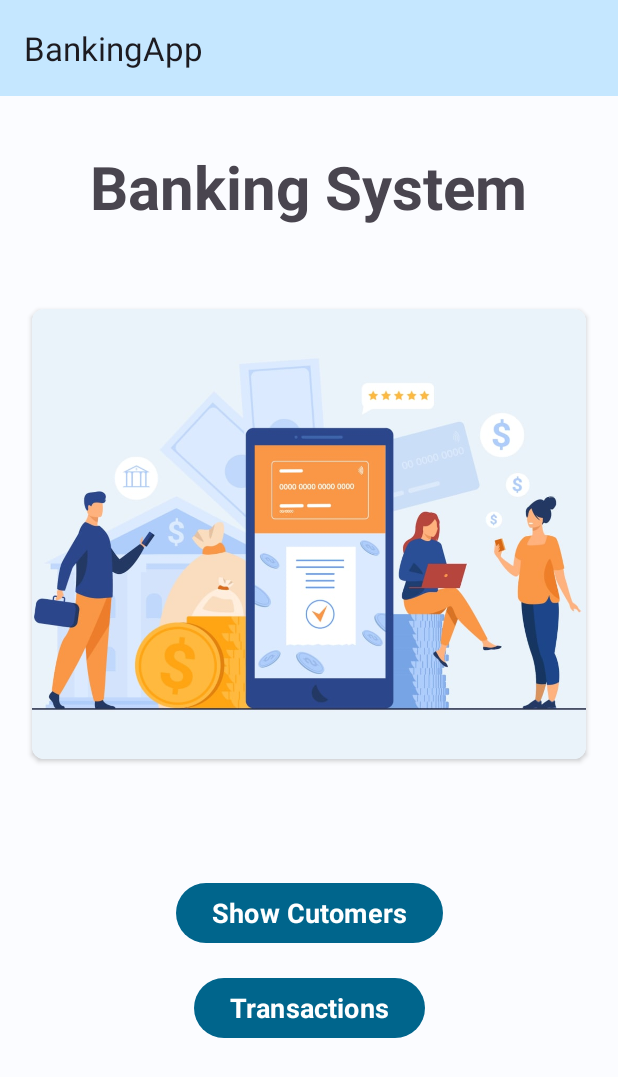
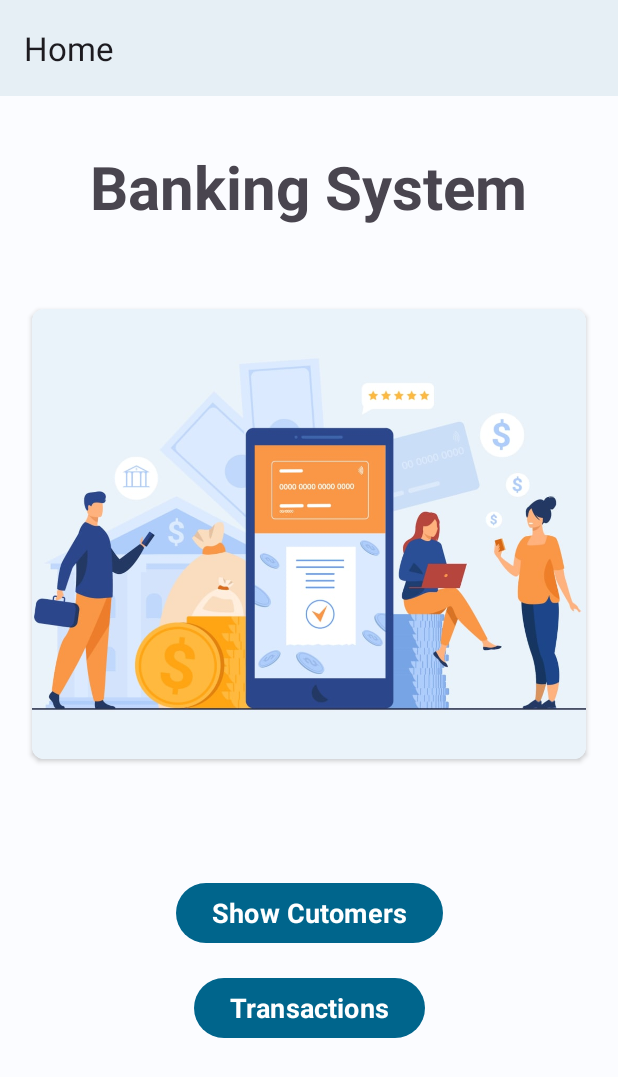
Before and after one commit to AstroAnasTariq/BankingApp, an Android app: the screen it shows after launch (MainActivity), on a phone screen of 412 x 824 dp. Shown: the top 1077 px of the screen. Run offline under Robolectric (Android 15) with nearby library versions, the light colour scheme and no system bars; our stand-ins replace navigation-ui; Roboto replaces fonts that are not available here.

Commit message:
Fixed AppBar

```diff
--- a/app/src/main/java/com/astroanastariq/bankingapp/ui/MainActivity.kt
+++ b/app/src/main/java/com/astroanastariq/bankingapp/ui/MainActivity.kt
@@ -1,8 +1,12 @@
 package com.astroanastariq.bankingapp.ui
 
 import android.os.Bundle
+import androidx.appcompat.app.ActionBar
 import androidx.appcompat.app.AppCompatActivity
+import androidx.navigation.findNavController
 import androidx.navigation.fragment.NavHostFragment
+import androidx.navigation.ui.AppBarConfiguration
+import androidx.navigation.ui.setupActionBarWithNavController
 import com.astroanastariq.bankingapp.databinding.ActivityMainBinding
 
 class MainActivity : AppCompatActivity() {
@@ -12,15 +16,22 @@ class MainActivity : AppCompatActivity() {
         super.onCreate(savedInstanceState)
         val binding = ActivityMainBinding.inflate(layoutInflater)
 
-        binding.navHostFragmentContentMain
+//        binding.navHostFragmentContentMain
+//            .getFragment<NavHostFragment>().navController
+        setSupportActionBar(binding.topAppBar)
+        //I've used .getFragment instead of findNavController
+        val navController = binding.navHostFragmentContentMain
             .getFragment<NavHostFragment>().navController
+
+        val config = AppBarConfiguration(navController.graph)
+        setupActionBarWithNavController(navController, config)
 
         setContentView(binding.root)
     }
 
-    override fun onSupportNavigateUp(): Boolean {
-        return binding.navHostFragmentContentMain
-            .getFragment<NavHostFragment>().navController
-            .navigateUp() || super.onSupportNavigateUp()
-    }
+//    override fun onSupportNavigateUp(): Boolean {
+//        return binding.navHostFragmentContentMain
+//            .getFragment<NavHostFragment>().navController
+//            .navigateUp() || super.onSupportNavigateUp()
+//    }
 }
--- a/app/src/main/res/layout/activity_main.xml
+++ b/app/src/main/res/layout/activity_main.xml
@@ -7,18 +7,11 @@
     android:fitsSystemWindows="true"
     tools:context=".ui.MainActivity">
 
-    <com.google.android.material.appbar.AppBarLayout
-        android:layout_width="match_parent"
-        android:layout_height="wrap_content"
-        android:fitsSystemWindows="true">
-
         <com.google.android.material.appbar.MaterialToolbar
             android:id="@+id/topAppBar"
             android:layout_width="match_parent"
             android:layout_height="?attr/actionBarSize"
-            app:title="@string/app_name"
-            android:background="@color/md_theme_dark_onPrimaryContainer" />
-    </com.google.android.material.appbar.AppBarLayout>
+            style="@style/Widget.Material3.AppBarLayout" />
 
     <androidx.fragment.app.FragmentContainerView
         android:id="@+id/nav_host_fragment_content_main"
```
